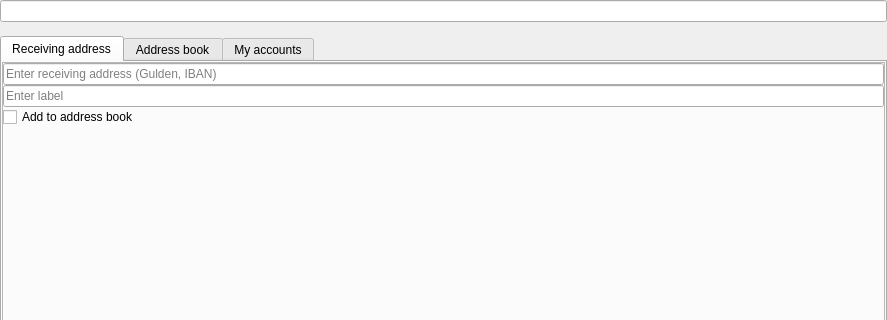
The window that src/qt/_Gulden/forms/guldensendcoinsentry.ui (frozenflux3/munt-official) describes before a commit, drawn with Qt 5; both pictures show x 0 to 887 and y 0 to 320 of the 887 by 660 pixel window.
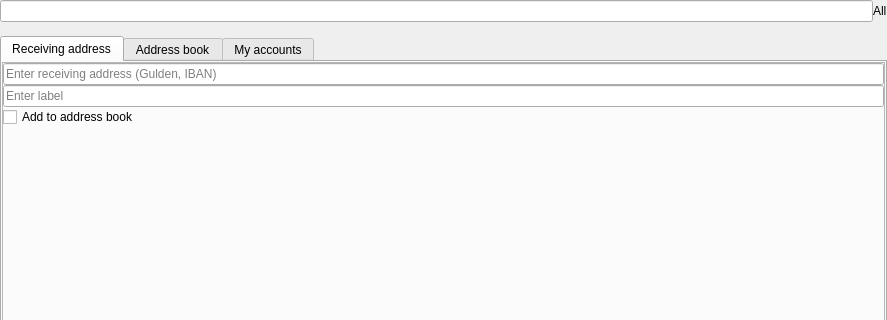
The same window after the commit. Custom widgets are drawn as their Qt base class.

Commit message:
Send entire balance using "All" button
Entire balance (exact amount in Gulden, though only displayed with 2 decimals) is set to amount field for sending.
It will be adjusted down for the transaction fee when hitting Send (user is informed of this).

```diff
--- a/src/qt/_Gulden/forms/guldensendcoinsentry.ui
+++ b/src/qt/_Gulden/forms/guldensendcoinsentry.ui
@@ -39,7 +39,21 @@
     <number>0</number>
    </property>
    <item>
-    <widget class="GuldenAmountField" name="payAmount"/>
+    <layout class="QHBoxLayout" name="horizontalLayout_3">
+     <item>
+      <widget class="GuldenAmountField" name="payAmount"/>
+     </item>
+     <item>
+      <widget class="ClickableLabel" name="sendAll">
+       <property name="cursor">
+        <cursorShape>PointingHandCursor</cursorShape>
+       </property>
+       <property name="text">
+        <string>All</string>
+       </property>
+      </widget>
+     </item>
+    </layout>
    </item>
    <item>
     <widget class="QLabel" name="payInfo">
@@ -465,6 +479,11 @@
    <header>amountfield.h</header>
    <container>1</container>
   </customwidget>
+  <customwidget>
+   <class>ClickableLabel</class>
+   <extends>QLabel</extends>
+   <header location="global">qt/_Gulden/clickablelabel.h</header>
+  </customwidget>
  </customwidgets>
  <resources>
   <include location="../../gulden.qrc"/>
```
The commit also changes 4 other files.
